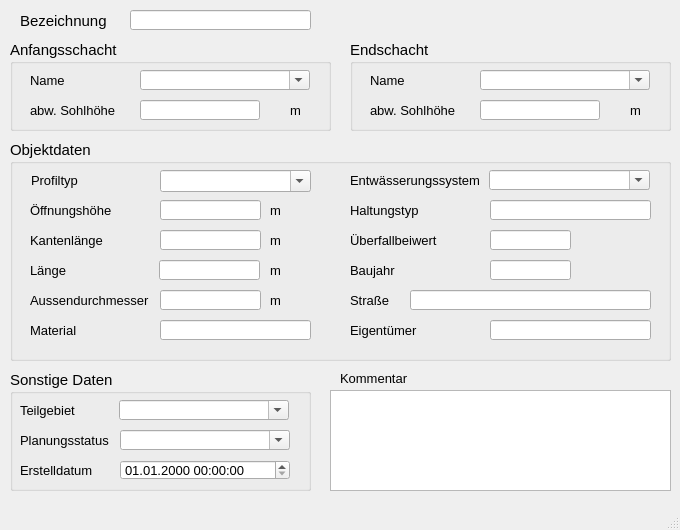
Old version of the form qkan/forms/qkan_wehre.ui in the repository SonkeHoffmann/QKan-1.
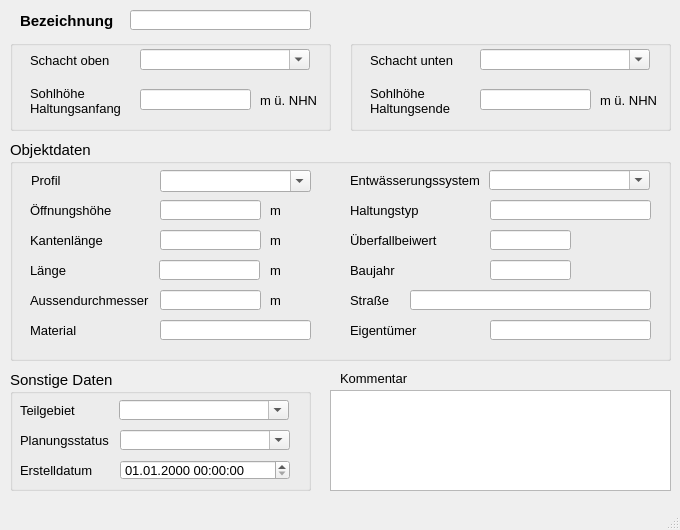
New version of the form. Custom widgets are drawn as their Qt base class.

```diff
--- a/qkan/forms/qkan_wehre.ui
+++ b/qkan/forms/qkan_wehre.ui
@@ -53,7 +53,7 @@
      <rect>
       <x>20</x>
       <y>10</y>
-      <width>91</width>
+      <width>101</width>
       <height>21</height>
      </rect>
     </property>
@@ -61,6 +61,8 @@
      <font>
       <family>Tahoma</family>
       <pointsize>11</pointsize>
+      <weight>75</weight>
+      <bold>true</bold>
      </font>
     </property>
     <property name="text">
@@ -419,7 +421,7 @@
       </font>
      </property>
      <property name="text">
-      <string>Profiltyp</string>
+      <string>Profil</string>
      </property>
     </widget>
     <widget class="QComboBox" name="profilnam">
@@ -829,15 +831,15 @@
      </font>
     </property>
     <property name="title">
-     <string>Endschacht</string>
+     <string/>
     </property>
     <widget class="QLineEdit" name="sohleunten">
      <property name="geometry">
       <rect>
        <x>130</x>
-       <y>60</y>
-       <width>120</width>
-       <height>20</height>
+       <y>49</y>
+       <width>111</width>
+       <height>21</height>
       </rect>
      </property>
      <property name="font">
@@ -857,8 +859,8 @@
      <property name="geometry">
       <rect>
        <x>20</x>
-       <y>30</y>
-       <width>71</width>
+       <y>10</y>
+       <width>91</width>
        <height>21</height>
       </rect>
      </property>
@@ -869,16 +871,16 @@
       </font>
      </property>
      <property name="text">
-      <string>Name</string>
+      <string>Schacht unten</string>
      </property>
     </widget>
     <widget class="QLabel" name="label_12">
      <property name="geometry">
       <rect>
        <x>20</x>
-       <y>60</y>
+       <y>40</y>
        <width>101</width>
-       <height>21</height>
+       <height>41</height>
       </rect>
      </property>
      <property name="font">
@@ -888,15 +890,16 @@
       </font>
      </property>
      <property name="text">
-      <string>abw. Sohlhöhe</string>
+      <string>Sohlhöhe
+Haltungsende</string>
      </property>
     </widget>
     <widget class="QLabel" name="label_15">
      <property name="geometry">
       <rect>
-       <x>280</x>
-       <y>60</y>
-       <width>21</width>
+       <x>250</x>
+       <y>50</y>
+       <width>61</width>
        <height>21</height>
       </rect>
      </property>
@@ -907,16 +910,16 @@
       </font>
      </property>
      <property name="text">
-      <string>m</string>
+      <string>m ü. NHN</string>
      </property>
     </widget>
     <widget class="QComboBox" name="schunten">
      <property name="geometry">
       <rect>
        <x>130</x>
-       <y>30</y>
+       <y>9</y>
        <width>170</width>
-       <height>20</height>
+       <height>21</height>
       </rect>
      </property>
      <property name="font">
@@ -952,13 +955,13 @@
      </font>
     </property>
     <property name="title">
-     <string>Anfangsschacht</string>
+     <string/>
     </property>
     <widget class="QLabel" name="label_3">
      <property name="geometry">
       <rect>
        <x>20</x>
-       <y>30</y>
+       <y>10</y>
        <width>91</width>
        <height>21</height>
       </rect>
@@ -970,16 +973,16 @@
       </font>
      </property>
      <property name="text">
-      <string>Name</string>
+      <string>Schacht oben</string>
      </property>
     </widget>
     <widget class="QLabel" name="label_5">
      <property name="geometry">
       <rect>
        <x>20</x>
-       <y>60</y>
+       <y>40</y>
        <width>91</width>
-       <height>21</height>
+       <height>41</height>
       </rect>
      </property>
      <property name="font">
@@ -989,15 +992,16 @@
       </font>
      </property>
      <property name="text">
-      <string>abw. Sohlhöhe</string>
+      <string>Sohlhöhe
+Haltungsanfang</string>
      </property>
     </widget>
     <widget class="QLabel" name="label_14">
      <property name="geometry">
       <rect>
-       <x>280</x>
-       <y>60</y>
-       <width>21</width>
+       <x>250</x>
+       <y>50</y>
+       <width>61</width>
        <height>21</height>
       </rect>
      </property>
@@ -1008,16 +1012,16 @@
       </font>
      </property>
      <property name="text">
-      <string>m</string>
+      <string>m ü. NHN</string>
      </property>
     </widget>
     <widget class="QComboBox" name="schoben">
      <property name="geometry">
       <rect>
        <x>130</x>
-       <y>30</y>
+       <y>9</y>
        <width>170</width>
-       <height>20</height>
+       <height>21</height>
       </rect>
      </property>
      <property name="font">
@@ -1040,9 +1044,9 @@
      <property name="geometry">
       <rect>
        <x>130</x>
-       <y>60</y>
-       <width>120</width>
-       <height>20</height>
+       <y>49</y>
+       <width>111</width>
+       <height>21</height>
       </rect>
      </property>
      <property name="font">
```
Left out of the diff: 54 changed lines with no effect on the pictures.
